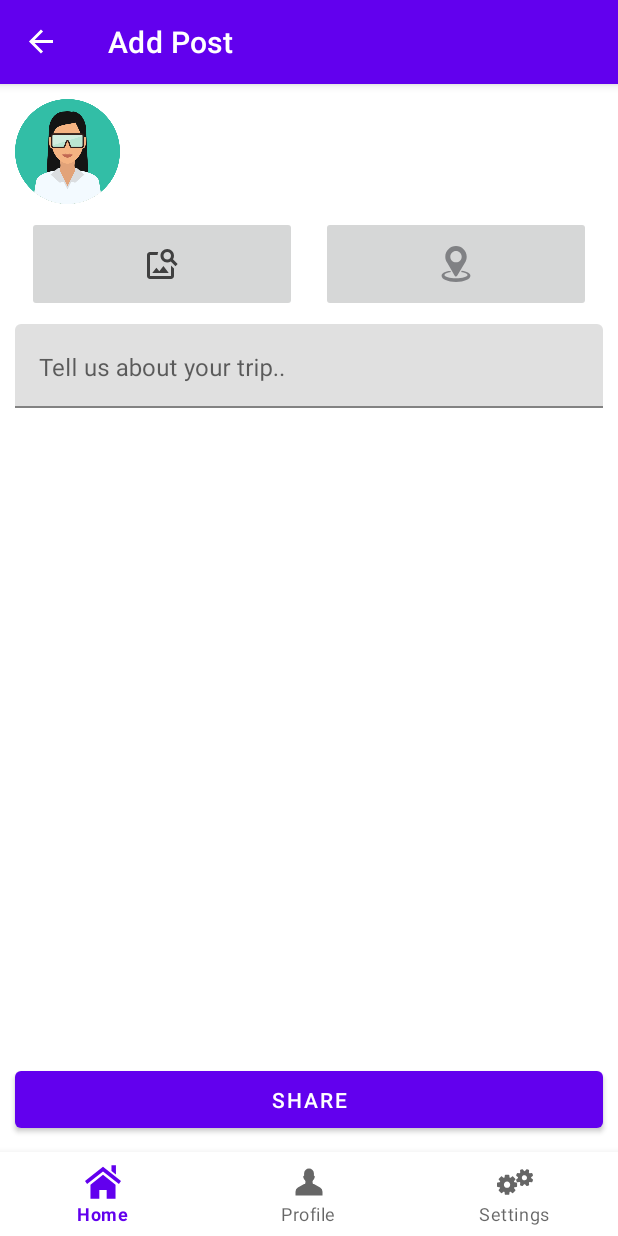
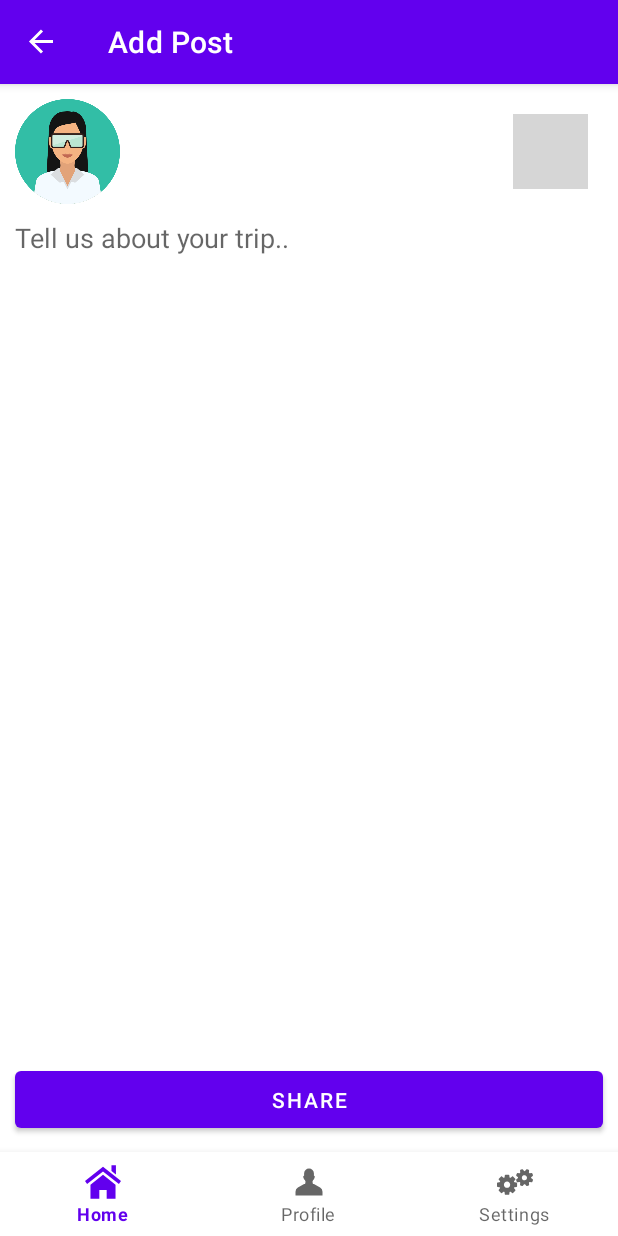
Before and after one commit to amittes/T-r-ip, an Android app: the AddPostFragment screen opened through its navigation route, on a phone screen of 412 x 824 dp. Run offline under Robolectric (Android 15) with nearby library versions, the phone set to English and light mode, and no system bars; our stand-ins replace Firebase (no records; nobody signed in at launch, a user with empty details on screens opened directly), Picasso, navigation-ui; grey boxes are pictures that could not be loaded.

Commit message:
Feat: save image in post

```diff
--- a/app/src/main/java/com/example/t_r_ip/model/PostModel.java
+++ b/app/src/main/java/com/example/t_r_ip/model/PostModel.java
@@ -1,5 +1,6 @@
 package com.example.t_r_ip.model;
 
+import android.graphics.Bitmap;
 import android.util.Log;
 
 import androidx.lifecycle.LiveData;
@@ -78,4 +79,8 @@ public class PostModel {
         });
     }
 
+    public void uploadImage(String name, Bitmap bitmap, Model.Listener<String> listener) {
+        postFirebaseModel.uploadImage(name, bitmap, listener);
+    }
+
 }
--- a/app/src/main/res/layout/fragment_add_post.xml
+++ b/app/src/main/res/layout/fragment_add_post.xml
@@ -1,10 +1,12 @@
 <?xml version="1.0" encoding="utf-8"?>
-<androidx.constraintlayout.widget.ConstraintLayout xmlns:android="http://schemas.android.com/apk/res/android"
+<androidx.constraintlayout.widget.ConstraintLayout
+    xmlns:android="http://schemas.android.com/apk/res/android"
     xmlns:app="http://schemas.android.com/apk/res-auto"
     xmlns:tools="http://schemas.android.com/tools"
     android:layout_width="match_parent"
     android:layout_height="match_parent"
     tools:context=".AddPostFragment">
+
 
     <ScrollView
         android:id="@+id/scrollView2"
@@ -17,13 +19,16 @@
         android:fillViewport="true"
         app:layout_constraintBottom_toBottomOf="parent"
         app:layout_constraintEnd_toEndOf="parent"
+        app:layout_constraintHorizontal_bias="0.0"
         app:layout_constraintStart_toStartOf="parent"
-        app:layout_constraintTop_toTopOf="parent">
+        app:layout_constraintTop_toTopOf="parent"
+        app:layout_constraintVertical_bias="0.0">
 
         <androidx.constraintlayout.widget.ConstraintLayout
             android:layout_width="match_parent"
             android:layout_height="match_parent"
             android:orientation="horizontal">
+
 
             <androidx.constraintlayout.widget.ConstraintLayout
                 android:id="@+id/constraintLayout"
@@ -53,75 +58,66 @@
                     app:layout_constraintStart_toEndOf="@+id/profileImage"
                     app:layout_constraintTop_toTopOf="parent" />
 
+                <ImageButton
+                    android:id="@+id/attachPostData"
+                    android:layout_width="50dp"
+                    android:layout_height="50dp"
+                    android:layout_marginTop="10dp"
+                    android:layout_marginEnd="10dp"
+                    android:src="@drawable/attach_clipboard_button_svgrepo_com__1_"
+                    app:layout_constraintEnd_toEndOf="parent"
+                    app:layout_constraintTop_toTopOf="parent" />
+
+
             </androidx.constraintlayout.widget.ConstraintLayout>
 
-            <androidx.appcompat.widget.LinearLayoutCompat
-                android:id="@+id/constraintLayout3"
-                android:layout_width="match_parent"
-                android:layout_height="80dp"
+            <androidx.constraintlayout.widget.ConstraintLayout
+                android:id="@+id/constraintLayout2"
+                android:layout_width="0dp"
+                android:layout_height="0dp"
                 android:orientation="horizontal"
+                app:layout_constraintBottom_toTopOf="@+id/constraintLayout3"
                 app:layout_constraintEnd_toEndOf="parent"
-                app:layout_constraintHorizontal_bias="0.0"
+                app:layout_constraintHorizontal_bias="1.0"
                 app:layout_constraintStart_toStartOf="parent"
                 app:layout_constraintTop_toBottomOf="@+id/constraintLayout">
 
-                <ImageButton
-                    android:id="@+id/addPhotoIcon"
-                    android:layout_width="0dp"
+                <EditText
+                    android:id="@+id/postInfo"
+                    android:layout_width="match_parent"
                     android:layout_height="match_parent"
-                    android:layout_margin="8dp"
-                    android:layout_weight="1"
-                    android:src="@drawable/ic_baseline_image_search_24"
+                    android:layout_gravity="start"
+                    android:layout_marginTop="10dp"
+                    android:background="@null"
+                    android:gravity="start"
+                    android:hint="Tell us about your trip.."
                     app:layout_constraintBottom_toBottomOf="parent"
                     app:layout_constraintEnd_toEndOf="parent"
                     app:layout_constraintStart_toStartOf="parent"
                     app:layout_constraintTop_toTopOf="parent" />
+            </androidx.constraintlayout.widget.ConstraintLayout>
 
-                <ImageButton
-                    android:id="@+id/addLocationIcon"
+            <androidx.constraintlayout.widget.ConstraintLayout
+                android:id="@+id/constraintLayout3"
+                android:layout_width="100dp"
+                android:layout_height="100dp"
+                app:layout_constraintBottom_toBottomOf="parent"
+                app:layout_constraintStart_toStartOf="parent">
+
+                <ImageView
+                    android:id="@+id/postImage"
                     android:layout_width="0dp"
-                    android:layout_height="match_parent"
-                    android:layout_margin="8dp"
-                    android:layout_weight="1"
-                    android:src="@drawable/location_poi_svgrepo_com__1_"
+                    android:layout_height="0dp"
                     app:layout_constraintBottom_toBottomOf="parent"
                     app:layout_constraintEnd_toEndOf="parent"
                     app:layout_constraintStart_toStartOf="parent"
-                    app:layout_constraintTop_toTopOf="parent" />
-            </androidx.appcompat.widget.LinearLayoutCompat>
-
-            <androidx.constraintlayout.widget.ConstraintLayout
-                android:id="@+id/constraintLayout2"
-                android:layout_width="0dp"
-                android:layout_height="wrap_content"
-                android:orientation="horizontal"
-                app:layout_constraintEnd_toEndOf="parent"
-                app:layout_constraintStart_toStartOf="parent"
-                app:layout_constraintTop_toBottomOf="@+id/constraintLayout3">
-
-
-                <com.google.android.material.textfield.TextInputLayout
-                    android:id="@+id/postInfo"
-                    android:layout_width="match_parent"
-                    android:layout_height="match_parent"
-                    tools:layout_editor_absoluteX="392dp">
-
-                    <com.google.android.material.textfield.TextInputEditText
-                        android:layout_width="match_parent"
-                        android:layout_height="wrap_content"
-                        android:gravity="start"
-                        android:hint="Tell us about your trip.." />
-
-                </com.google.android.material.textfield.TextInputLayout>
+                    app:layout_constraintTop_toTopOf="parent"
+                    tools:src="@tools:sample/avatars" />
             </androidx.constraintlayout.widget.ConstraintLayout>
-
 
 
         </androidx.constraintlayout.widget.ConstraintLayout>
     </ScrollView>
-
-
-
 
     <Button
         android:id="@+id/shareButton"
```
Also changed, not shown: app/src/main/AndroidManifest.xml (+7 -2 lines), app/src/main/java/com/example/t_r_ip/AddPostFragment.java (+72 -7 lines), app/src/main/java/com/example/t_r_ip/SettingsFragment.java (+0 -9 lines), app/src/main/java/com/example/t_r_ip/model/PostFirebaseModel.java (+14 -25 lines), app/src/main/java/com/example/t_r_ip/model/UserFirebaseModel.java (+3 -24 lines).
